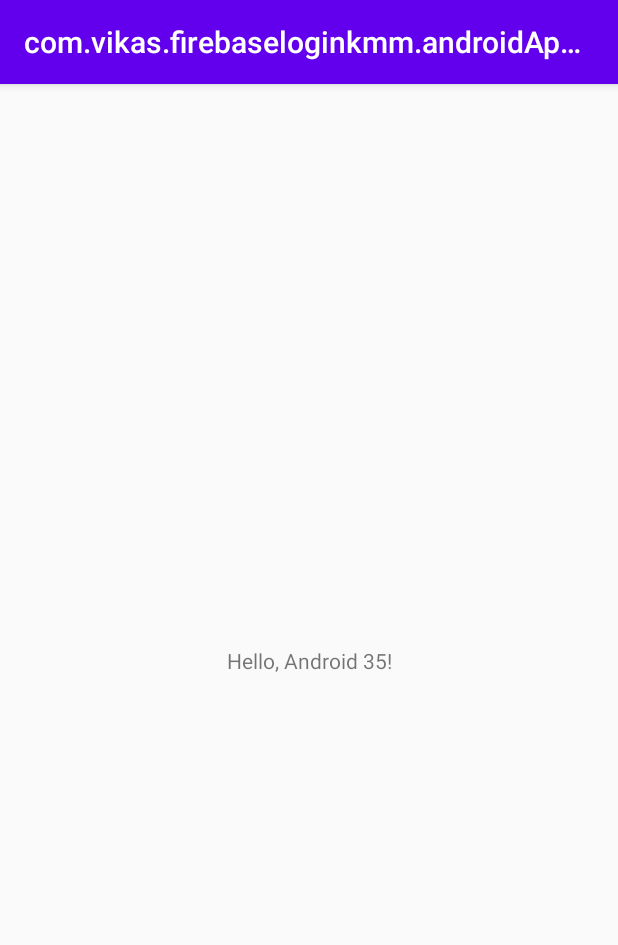
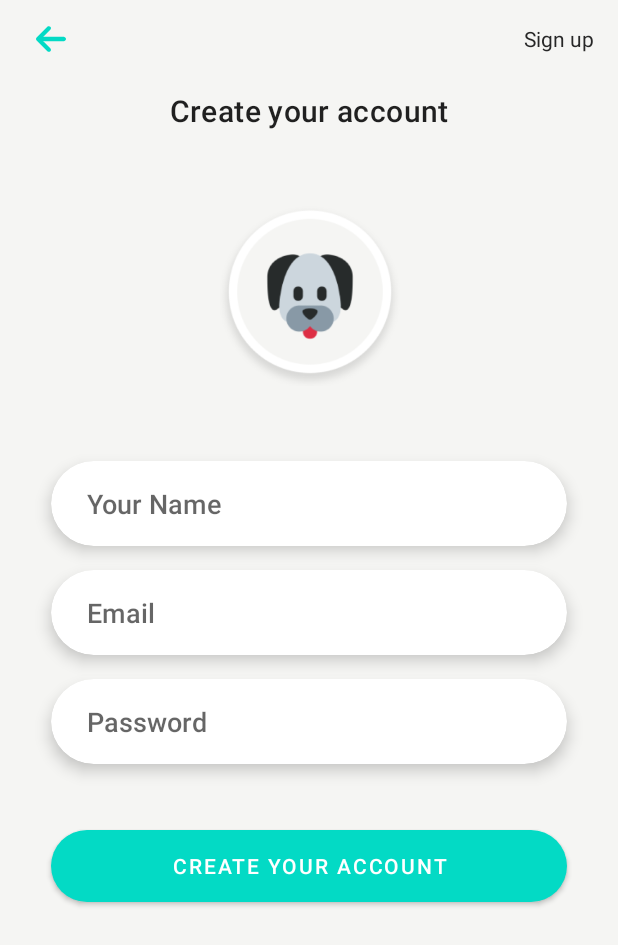
Before and after one commit to worstkiller/firebaseloginkmm, an Android app: the screen it shows after launch (MainActivity), on a phone screen of 412 x 824 dp. Shown: the top 945 px of the screen. Run offline under Robolectric (Android 15) with nearby library versions, the phone set to English and light mode, and no system bars.

Commit message:
feat: added the SignUpFragment.kt and HomeFragment.kt ui

```diff
--- a/androidApp/build.gradle.kts
+++ b/androidApp/build.gradle.kts
@@ -17,6 +17,8 @@ dependencies {
     implementation("com.google.android.material:material:1.2.1")
     implementation("androidx.appcompat:appcompat:1.2.0")
     implementation("androidx.constraintlayout:constraintlayout:2.0.1")
+    implementation("androidx.navigation:navigation-fragment-ktx:2.3.0")
+    implementation("androidx.navigation:navigation-ui-ktx:2.3.0")
 }
 android {
     compileSdkVersion(29)
@@ -32,4 +34,7 @@ android {
             isMinifyEnabled = false
         }
     }
+    viewBinding{
+        android.buildFeatures.viewBinding = true
+    }
 }
--- /dev/null
+++ b/androidApp/src/main/java/com/vikas/firebaseloginkmm/androidApp/HomeFragment.kt
@@ -0,0 +1,40 @@
+package com.vikas.firebaseloginkmm.androidApp
+
+import android.os.Bundle
+import android.view.LayoutInflater
+import android.view.View
+import android.view.ViewGroup
+import androidx.activity.addCallback
+import androidx.fragment.app.Fragment
+import com.vikas.firebaseloginkmm.androidApp.databinding.FragmentHomeBinding
+import com.vikas.firebaseloginkmm.androidApp.databinding.FragmentSignupBinding
+
+/**
+ * signup fragment for registering the user
+ */
+class HomeFragment : Fragment() {
+
+    lateinit var binding: FragmentHomeBinding
+
+    override fun onCreateView(
+        inflater: LayoutInflater,
+        container: ViewGroup?,
+        savedInstanceState: Bundle?
+    ): View? {
+        binding = FragmentHomeBinding.inflate(inflater)
+        return binding.root
+    }
+
+    override fun onActivityCreated(savedInstanceState: Bundle?) {
+        super.onActivityCreated(savedInstanceState)
+        requireActivity().onBackPressedDispatcher.addCallback(this) {
+            requireActivity().finish()
+        }
+    }
+
+    override fun onViewCreated(view: View, savedInstanceState: Bundle?) {
+        super.onViewCreated(view, savedInstanceState)
+
+    }
+
+}
--- a/androidApp/src/main/java/com/vikas/firebaseloginkmm/androidApp/MainActivity.kt
+++ b/androidApp/src/main/java/com/vikas/firebaseloginkmm/androidApp/MainActivity.kt
@@ -13,8 +13,5 @@ class MainActivity : AppCompatActivity() {
     override fun onCreate(savedInstanceState: Bundle?) {
         super.onCreate(savedInstanceState)
         setContentView(R.layout.activity_main)
-
-        val tv: TextView = findViewById(R.id.text_view)
-        tv.text = greet()
     }
 }
--- /dev/null
+++ b/androidApp/src/main/java/com/vikas/firebaseloginkmm/androidApp/SignUpFragment.kt
@@ -0,0 +1,39 @@
+package com.vikas.firebaseloginkmm.androidApp
+
+import android.os.Bundle
+import android.view.LayoutInflater
+import android.view.View
+import android.view.ViewGroup
+import androidx.activity.addCallback
+import androidx.fragment.app.Fragment
+import androidx.navigation.fragment.findNavController
+import com.vikas.firebaseloginkmm.androidApp.databinding.FragmentSignupBinding
+
+/**
+ * signup fragment for registering the user
+ */
+class SignUpFragment : Fragment() {
+
+    lateinit var binding: FragmentSignupBinding
+
+    override fun onCreateView(
+        inflater: LayoutInflater,
+        container: ViewGroup?,
+        savedInstanceState: Bundle?
+    ): View? {
+        binding = FragmentSignupBinding.inflate(inflater)
+        return binding.root
+    }
+
+    override fun onViewCreated(view: View, savedInstanceState: Bundle?) {
+        super.onViewCreated(view, savedInstanceState)
+        setUpClickListeners()
+    }
+
+    private fun setUpClickListeners() {
+        binding.btnLogin.setOnClickListener {
+            findNavController().navigate(R.id.action_signUpFragment_to_homeFragment)
+        }
+    }
+
+}
--- /dev/null
+++ b/androidApp/src/main/res/drawable/button_rounded.xml
@@ -0,0 +1,7 @@
+<?xml version="1.0" encoding="utf-8"?>
+<shape xmlns:android="http://schemas.android.com/apk/res/android"
+    android:shape="rectangle">
+
+    <solid android:color="@color/colorAccent" />
+    <corners android:radius="30dp" />
+</shape>
--- /dev/null
+++ b/androidApp/src/main/res/drawable/ic_back.xml
@@ -0,0 +1,9 @@
+<vector xmlns:android="http://schemas.android.com/apk/res/android"
+    android:width="447.243dp"
+    android:height="447.243dp"
+    android:viewportWidth="447.243"
+    android:viewportHeight="447.243">
+  <path
+      android:fillColor="#FF000000"
+      android:pathData="M420.361,192.229c-1.83,-0.297 -3.682,-0.434 -5.535,-0.41H99.305l6.88,-3.2c6.725,-3.183 12.843,-7.515 18.08,-12.8l88.48,-88.48c11.653,-11.124 13.611,-29.019 4.64,-42.4c-10.441,-14.259 -30.464,-17.355 -44.724,-6.914c-1.152,0.844 -2.247,1.764 -3.276,2.754l-160,160C-3.119,213.269 -3.13,233.53 9.36,246.034c0.008,0.008 0.017,0.017 0.025,0.025l160,160c12.514,12.479 32.775,12.451 45.255,-0.063c0.982,-0.985 1.899,-2.033 2.745,-3.137c8.971,-13.381 7.013,-31.276 -4.64,-42.4l-88.32,-88.64c-4.695,-4.7 -10.093,-8.641 -16,-11.68l-9.6,-4.32h314.24c16.347,0.607 30.689,-10.812 33.76,-26.88C449.654,211.494 437.806,195.059 420.361,192.229z"/>
+</vector>
--- a/androidApp/src/main/res/layout/activity_main.xml
+++ b/androidApp/src/main/res/layout/activity_main.xml
@@ -1,21 +1,23 @@
 <?xml version="1.0" encoding="utf-8"?>
-<androidx.constraintlayout.widget.ConstraintLayout
-    xmlns:android="http://schemas.android.com/apk/res/android"
+<androidx.constraintlayout.widget.ConstraintLayout xmlns:android="http://schemas.android.com/apk/res/android"
+    xmlns:app="http://schemas.android.com/apk/res-auto"
     xmlns:tools="http://schemas.android.com/tools"
-    xmlns:app="http://schemas.android.com/apk/res-auto"
+    android:id="@+id/main_view"
     android:layout_width="match_parent"
     android:layout_height="match_parent"
-    android:id="@+id/main_view"
+    android:background="@color/windowColor"
     tools:context=".MainActivity">
 
-  <TextView
-      android:layout_width="wrap_content"
-      android:layout_height="wrap_content"
-      android:text="Hello World!"
-      android:id="@+id/text_view"
-      app:layout_constraintBottom_toBottomOf="parent"
-      app:layout_constraintLeft_toLeftOf="parent"
-      app:layout_constraintRight_toRightOf="parent"
-      app:layout_constraintTop_toTopOf="parent"/>
+    <androidx.fragment.app.FragmentContainerView
+        android:id="@+id/mainHost"
+        android:name="androidx.navigation.fragment.NavHostFragment"
+        android:layout_width="0dp"
+        android:layout_height="0dp"
+        app:defaultNavHost="true"
+        app:layout_constraintBottom_toBottomOf="parent"
+        app:layout_constraintLeft_toLeftOf="parent"
+        app:layout_constraintRight_toRightOf="parent"
+        app:layout_constraintTop_toTopOf="parent"
+        app:navGraph="@navigation/nav_graph" />
 
 </androidx.constraintlayout.widget.ConstraintLayout>
--- /dev/null
+++ b/androidApp/src/main/res/layout/fragment_home.xml
@@ -0,0 +1,34 @@
+<?xml version="1.0" encoding="utf-8"?>
+<androidx.constraintlayout.widget.ConstraintLayout xmlns:android="http://schemas.android.com/apk/res/android"
+    xmlns:app="http://schemas.android.com/apk/res-auto"
+    xmlns:tools="http://schemas.android.com/tools"
+    android:layout_width="match_parent"
+    android:layout_height="match_parent">
+
+    <TextView
+        android:id="@+id/tvUserName"
+        android:layout_width="wrap_content"
+        android:layout_height="wrap_content"
+        android:layout_marginTop="24dp"
+        android:fontFamily="sans-serif-medium"
+        android:gravity="center"
+        android:textAppearance="@style/TextAppearance.MaterialComponents.Headline6"
+        app:layout_constraintLeft_toLeftOf="parent"
+        app:layout_constraintRight_toRightOf="parent"
+        app:layout_constraintTop_toBottomOf="@id/ivRoundAvatar"
+        tools:text="Welcome Luci" />
+
+    <ImageView
+        android:id="@+id/ivRoundAvatar"
+        android:layout_width="120dp"
+        android:layout_height="120dp"
+        android:contentDescription="@string/label_login_in"
+        android:src="@drawable/round_avatar_dog"
+        app:layout_constraintBottom_toBottomOf="parent"
+        app:layout_constraintEnd_toEndOf="parent"
+        app:layout_constraintHorizontal_bias="0.498"
+        app:layout_constraintStart_toStartOf="parent"
+        app:layout_constraintTop_toTopOf="parent"
+        app:layout_constraintVertical_bias="0.363" />
+
+</androidx.constraintlayout.widget.ConstraintLayout>
--- /dev/null
+++ b/androidApp/src/main/res/layout/fragment_signup.xml
@@ -0,0 +1,153 @@
+<?xml version="1.0" encoding="utf-8"?>
+<androidx.constraintlayout.widget.ConstraintLayout xmlns:android="http://schemas.android.com/apk/res/android"
+    xmlns:app="http://schemas.android.com/apk/res-auto"
+    android:layout_width="match_parent"
+    android:layout_height="match_parent">
+
+    <ImageView
+        android:id="@+id/ivBack"
+        android:layout_width="20dp"
+        android:layout_height="20dp"
+        android:layout_marginStart="24dp"
+        android:layout_marginTop="16dp"
+        android:layout_marginEnd="16dp"
+        android:layout_marginBottom="16dp"
+        android:contentDescription="@string/label_login_in"
+        app:layout_constraintStart_toStartOf="parent"
+        app:layout_constraintTop_toTopOf="parent"
+        app:srcCompat="@drawable/ic_back"
+        app:tint="@color/colorAccent" />
+
+    <TextView
+        android:id="@+id/tvSignUp"
+        android:layout_width="wrap_content"
+        android:layout_height="wrap_content"
+        android:layout_marginStart="24dp"
+        android:layout_marginTop="16dp"
+        android:layout_marginEnd="16dp"
+        android:layout_marginBottom="16dp"
+        android:text="@string/label_sign_up"
+        android:textColor="#272727"
+        app:layout_constraintEnd_toEndOf="parent"
+        app:layout_constraintTop_toTopOf="parent" />
+
+    <TextView
+        android:id="@+id/tvLoginTitle"
+        android:layout_width="wrap_content"
+        android:layout_height="wrap_content"
+        android:layout_marginTop="24dp"
+        android:fontFamily="sans-serif-medium"
+        android:gravity="center"
+        android:text="@string/label_login_in"
+        android:textAppearance="@style/TextAppearance.MaterialComponents.Headline6"
+        app:layout_constraintLeft_toLeftOf="parent"
+        app:layout_constraintRight_toRightOf="parent"
+        app:layout_constraintTop_toBottomOf="@id/ivBack" />
+
+    <ImageView
+        android:id="@+id/ivRoundAvatar"
+        android:layout_width="120dp"
+        android:layout_height="wrap_content"
+        android:contentDescription="@string/label_login_in"
+        android:src="@drawable/round_avatar_dog"
+        app:layout_constraintEnd_toEndOf="@id/tvLoginTitle"
+        app:layout_constraintStart_toStartOf="@id/tvLoginTitle"
+        app:layout_constraintTop_toBottomOf="@id/tvLoginTitle" />
+
+    <androidx.cardview.widget.CardView
+        android:id="@+id/cvNameHolder"
+        android:layout_width="match_parent"
+        android:layout_height="wrap_content"
+        android:layout_marginStart="34dp"
+        android:layout_marginEnd="34dp"
+        app:cardBackgroundColor="@android:color/white"
+        app:cardCornerRadius="30dp"
+        app:cardElevation="6dp"
+        app:cardForegroundColor="@color/windowColor"
+        app:layout_constraintTop_toBottomOf="@id/ivRoundAvatar">
+
+        <com.google.android.material.textfield.TextInputEditText
+            android:id="@+id/etNameAddress"
+            android:layout_width="match_parent"
+            android:layout_height="wrap_content"
+            android:background="@null"
+            android:fontFamily="sans-serif-medium"
+            android:hint="@string/hint_your_name"
+            android:inputType="textPersonName"
+            android:paddingStart="24dp"
+            android:paddingTop="16dp"
+            android:paddingEnd="16dp"
+            android:paddingBottom="16dp" />
+
+    </androidx.cardview.widget.CardView>
+
+    <androidx.cardview.widget.CardView
+        android:id="@+id/cvEmailHolder"
+        android:layout_width="match_parent"
+        android:layout_height="wrap_content"
+        android:layout_marginStart="34dp"
+        android:layout_marginTop="16dp"
+        android:layout_marginEnd="34dp"
+        app:cardBackgroundColor="@android:color/white"
+        app:cardCornerRadius="30dp"
+        app:cardElevation="6dp"
+        app:cardForegroundColor="@color/windowColor"
+        app:layout_constraintTop_toBottomOf="@id/cvNameHolder">
+
+        <com.google.android.material.textfield.TextInputEditText
+            android:id="@+id/etEmailAddress"
+            android:layout_width="match_parent"
+            android:layout_height="wrap_content"
+            android:background="@null"
+            android:fontFamily="sans-serif-medium"
+            android:hint="@string/hint_email"
+            android:inputType="textEmailAddress"
+            android:paddingStart="24dp"
+            android:paddingTop="16dp"
+            android:paddingEnd="16dp"
+            android:paddingBottom="16dp" />
+
+    </androidx.cardview.widget.CardView>
+
+    <androidx.cardview.widget.CardView
+        android:id="@+id/cvPasswordHolder"
+        android:layout_width="match_parent"
+        android:layout_height="wrap_content"
+        android:layout_marginStart="34dp"
+        android:layout_marginTop="16dp"
+        android:layout_marginEnd="34dp"
+        app:cardBackgroundColor="@android:color/white"
+        app:cardCornerRadius="30dp"
+        app:cardElevation="6dp"
+        app:cardForegroundColor="@color/windowColor"
+        app:layout_constraintTop_toBottomOf="@id/cvEmailHolder">
+
+        <com.google.android.material.textfield.TextInputEditText
+            android:id="@+id/etPassword"
+            android:layout_width="match_parent"
+            android:layout_height="wrap_content"
+            android:background="@null"
+            android:fontFamily="sans-serif-medium"
+            android:hint="@string/hint_password"
+            android:inputType="textPassword"
+            android:paddingStart="24dp"
+            android:paddingTop="16dp"
+            android:paddingEnd="16dp"
+            android:paddingBottom="16dp" />
+
+    </androidx.cardview.widget.CardView>
+
+    <com.google.android.material.button.MaterialButton
+        android:id="@+id/btnLogin"
+        android:layout_width="match_parent"
+        android:layout_height="wrap_content"
+        android:layout_marginStart="34dp"
+        android:layout_marginTop="44dp"
+        android:layout_marginEnd="34dp"
+        android:background="@drawable/button_rounded"
+        android:text="@string/label_login_in"
+        android:textColor="@android:color/white"
+        app:layout_constraintTop_toBottomOf="@id/cvPasswordHolder"
+        app:shapeAppearance="@style/CustomShapeAppearance" />
+
+</androidx.constraintlayout.widget.ConstraintLayout>
--- /dev/null
+++ b/androidApp/src/main/res/navigation/nav_graph.xml
@@ -0,0 +1,23 @@
+<?xml version="1.0" encoding="utf-8"?>
+<navigation xmlns:android="http://schemas.android.com/apk/res/android"
+    xmlns:app="http://schemas.android.com/apk/res-auto"
+    xmlns:tools="http://schemas.android.com/tools"
+    android:id="@+id/nav_graph"
+    app:startDestination="@id/signUpFragment">
+
+    <fragment
+        android:id="@+id/signUpFragment"
+        android:name="com.vikas.firebaseloginkmm.androidApp.SignUpFragment"
+        android:label="SignUpFragment"
+        tools:layout="@layout/fragment_signup" >
+        <action
+            android:id="@+id/action_signUpFragment_to_homeFragment"
+            app:destination="@id/homeFragment" />
+    </fragment>
+    <fragment
+        android:id="@+id/homeFragment"
+        android:name="com.vikas.firebaseloginkmm.androidApp.HomeFragment"
+        android:label="HomeFragment"
+        tools:layout="@layout/fragment_home" />
+
+</navigation>
--- a/androidApp/src/main/res/values/colors.xml
+++ b/androidApp/src/main/res/values/colors.xml
@@ -3,4 +3,6 @@
     <color name="colorPrimary">#6200EE</color>
     <color name="colorPrimaryDark">#3700B3</color>
     <color name="colorAccent">#03DAC5</color>
+    <color name="windowColor">#f5f5f3</color>
+    <color name="textSecondaryColor">#f5f5f3</color>
 </resources>
--- /dev/null
+++ b/androidApp/src/main/res/values/strings.xml
@@ -0,0 +1,9 @@
+<?xml version="1.0" encoding="utf-8"?>
+<resources>
+    <string name="label_login_title">Create your\naccount</string>
+    <string name="label_login_in">Create your account</string>
+    <string name="label_sign_up">Sign up</string>
+    <string name="hint_email">Email</string>
+    <string name="hint_password">Password</string>
+    <string name="hint_your_name">Your Name</string>
+</resources>
--- a/androidApp/src/main/res/values/styles.xml
+++ b/androidApp/src/main/res/values/styles.xml
@@ -1,10 +1,19 @@
 <resources>
     <!-- Base application theme. -->
-    <style name="AppTheme" parent="Theme.AppCompat.Light.DarkActionBar">
+    <style name="AppTheme" parent="Theme.MaterialComponents.Light.NoActionBar">
         <!-- Customize your theme here. -->
-        <item name="colorPrimary">@color/colorPrimary</item>
+        <item name="colorPrimary">@color/colorAccent</item>
         <item name="colorPrimaryDark">@color/colorPrimaryDark</item>
         <item name="colorAccent">@color/colorAccent</item>
+        <item name="windowActionBar">false</item>
+        <item name="android:windowBackground">@color/windowColor</item>
+        <item name="android:colorBackground">@color/windowColor</item>
+    </style>
+
+    <style name="CustomShapeAppearance">
+        <item name="cornerSizeTopLeft">16dp</item>
+        <item name="cornerSizeTopRight">16dp</item>
+        <item name="cornerRadius">20dp</item>
     </style>
 
 </resources>
--- a/build.gradle.kts
+++ b/build.gradle.kts
@@ -7,7 +7,7 @@ buildscript {
     }
     dependencies {
         classpath("org.jetbrains.kotlin:kotlin-gradle-plugin:1.4.10")
-        classpath("com.android.tools.build:gradle:4.1.0-rc02")
+        classpath("com.android.tools.build:gradle:4.0.1")
     }
 }
 group = "com.vikas.firebaseloginkmm"
```
Also changed, not shown: androidApp/src/main/res/drawable/round_avatar_dog.png (added), 629 other files.
